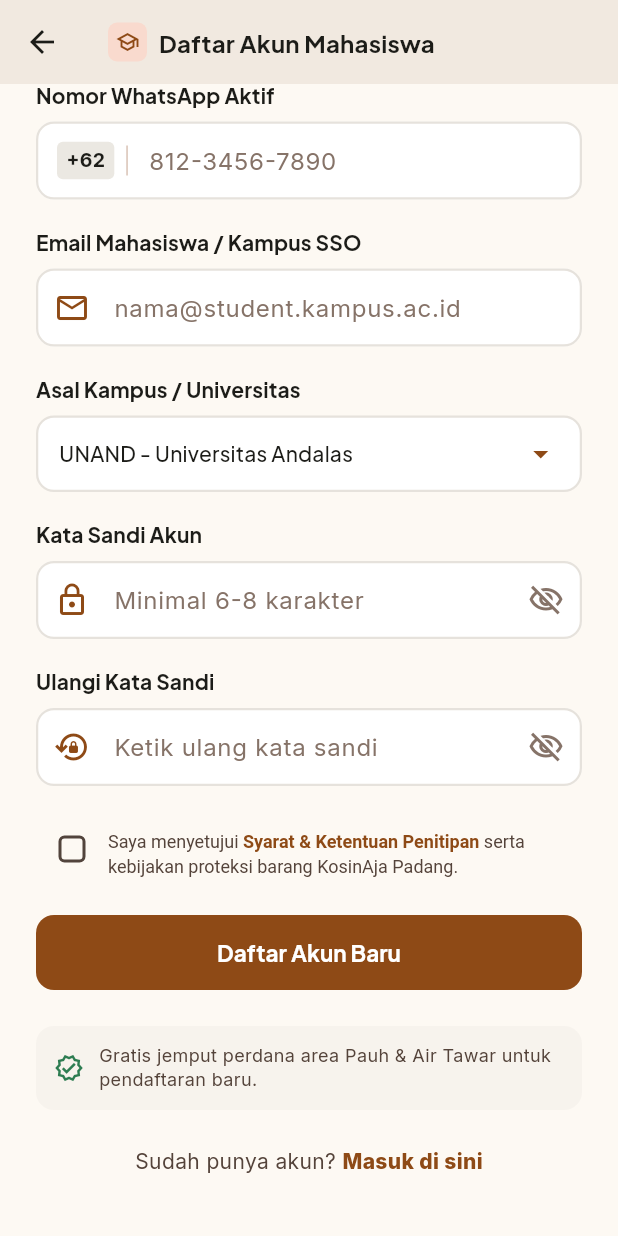
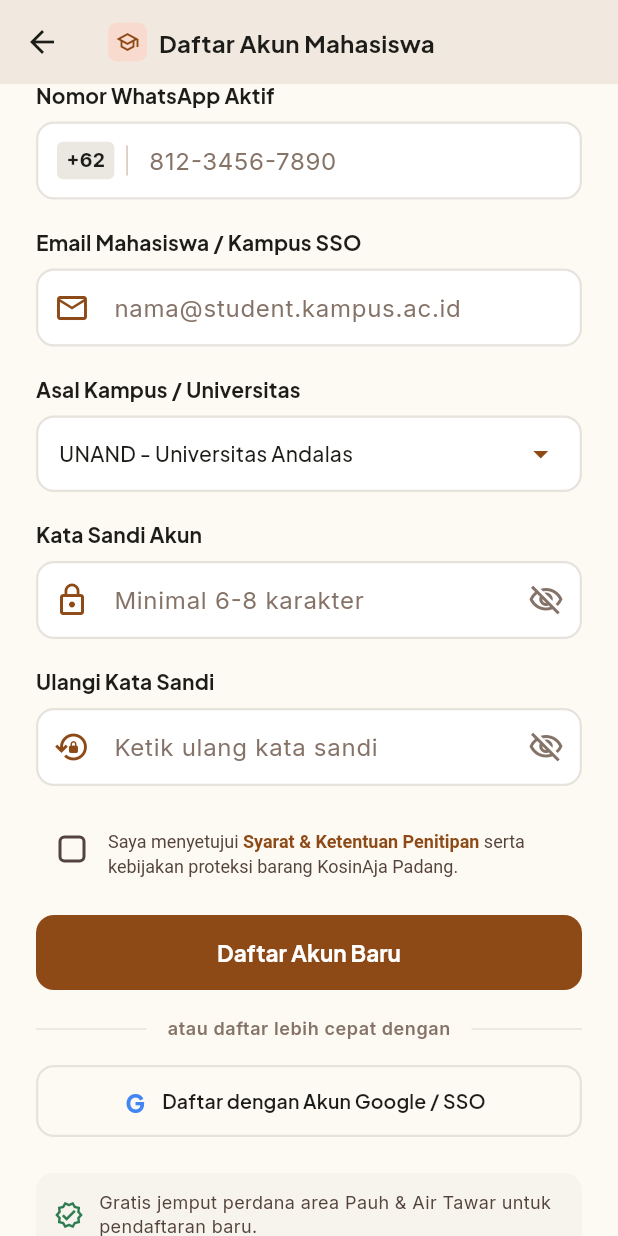
Before and after one commit to VaniaUlimazRivani/kosinaja-flutter, a Flutter app: the RegisterScreen screen opened by its route, scrolled down 259 dp, on a phone screen of 412 x 824 dp. Run offline on Flutter 3.47's test engine with Material 2 defaults, Android fonts, the phone set to English and light mode, and no system bars; our stand-ins replace google_fonts; network calls fail.

Commit message:
feat: tambah opsi daftar akun dengan Google SSO

```diff
--- a/lib/screens/auth/register_screen.dart
+++ b/lib/screens/auth/register_screen.dart
@@ -152,6 +152,24 @@ class _RegisterScreenState extends State<RegisterScreen> {
         ),
       );
     }
+  }
+
+  void _handleGoogleSignUp() {
+    setState(() {
+      _nameController.text = 'Vania Ulimaz Rivani';
+      _emailController.text = 'vania@student.unp.ac.id';
+      _phoneController.text = '82283217789';
+      _selectedCampus = 'UNP - Universitas Negeri Padang';
+      _passwordController.text = 'MahasiswaPadang2026!';
+      _confirmPasswordController.text = 'MahasiswaPadang2026!';
+    });
+    ScaffoldMessenger.of(context).showSnackBar(
+      const SnackBar(
+        content: Text('Akun Google Kampus terhubung! Data nama, email, dan kampus otomatis terisi.'),
+        backgroundColor: AppColors.success,
+        behavior: SnackBarBehavior.floating,
+      ),
+    );
   }
 
   @override
@@ -537,6 +555,65 @@ class _RegisterScreenState extends State<RegisterScreen> {
                 ),
               ),
 
+              const SizedBox(height: 18),
+
+              // Divider "atau daftar dengan"
+              Row(
+                children: [
+                  const Expanded(child: Divider(color: AppColors.border)),
+                  Padding(
+                    padding: const EdgeInsets.symmetric(horizontal: 14),
+                    child: Text(
+                      'atau daftar lebih cepat dengan',
+                      style: Theme.of(context).textTheme.bodySmall?.copyWith(
+                            color: AppColors.textMuted,
+                            fontWeight: FontWeight.w600,
+                          ),
+                    ),
+                  ),
+                  const Expanded(child: Divider(color: AppColors.border)),
+                ],
+              ),
+
+              const SizedBox(height: 16),
+
+              // Tombol Daftar Akun Google / SSO Kampus
+              SizedBox(
+                width: double.infinity,
+                height: 48,
+                child: OutlinedButton.icon(
+                  onPressed: _handleGoogleSignUp,
+                  style: OutlinedButton.styleFrom(
+                    foregroundColor: AppColors.text,
+                    side: const BorderSide(color: AppColors.border, width: 1.5),
+                    shape: RoundedRectangleBorder(
+                      borderRadius: BorderRadius.circular(12),
+                    ),
+                  ),
+                  icon: Container(
+                    width: 20,
+                    height: 20,
+                    decoration: const BoxDecoration(
+                      shape: BoxShape.circle,
+                    ),
+                    child: const Center(
+                      child: Text(
+                        'G',
+                        style: TextStyle(
+                          color: Color(0xFF4285F4),
+                          fontWeight: FontWeight.w900,
+                          fontSize: 16,
+                        ),
+                      ),
+                    ),
+                  ),
+                  label: const Text(
+                    'Daftar dengan Akun Google / SSO',
+                    style: TextStyle(fontWeight: FontWeight.w600, fontSize: 13),
+                  ),
+                ),
+              ),
+
               const SizedBox(height: 24),
 
               // Trust Badges
```
